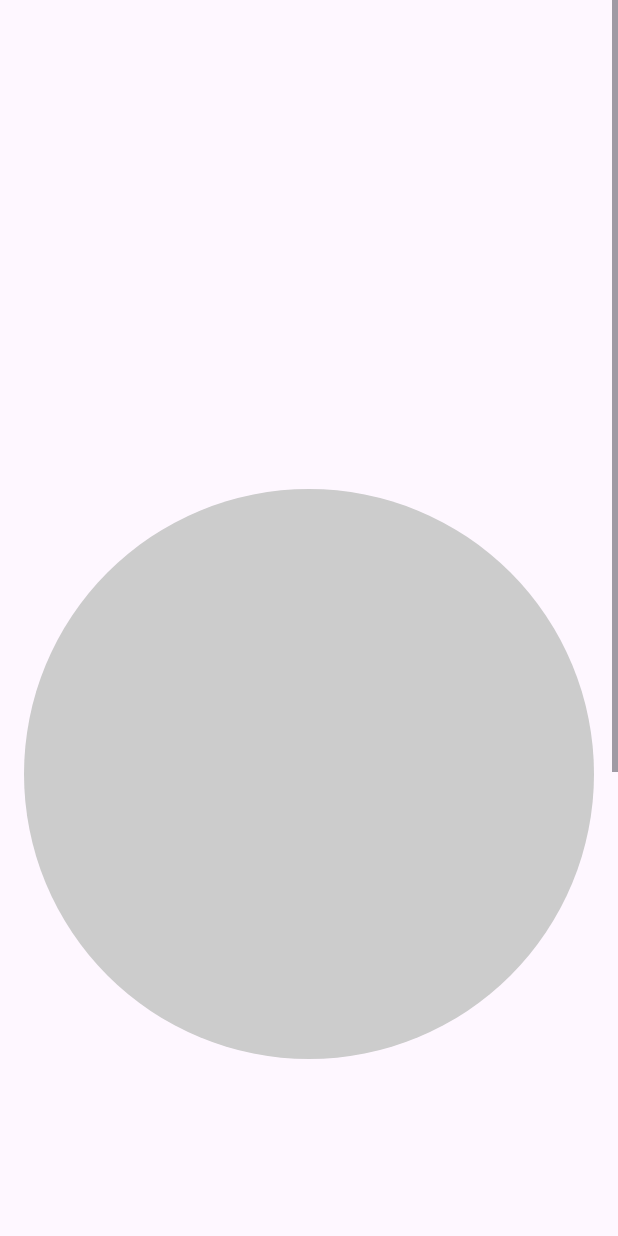
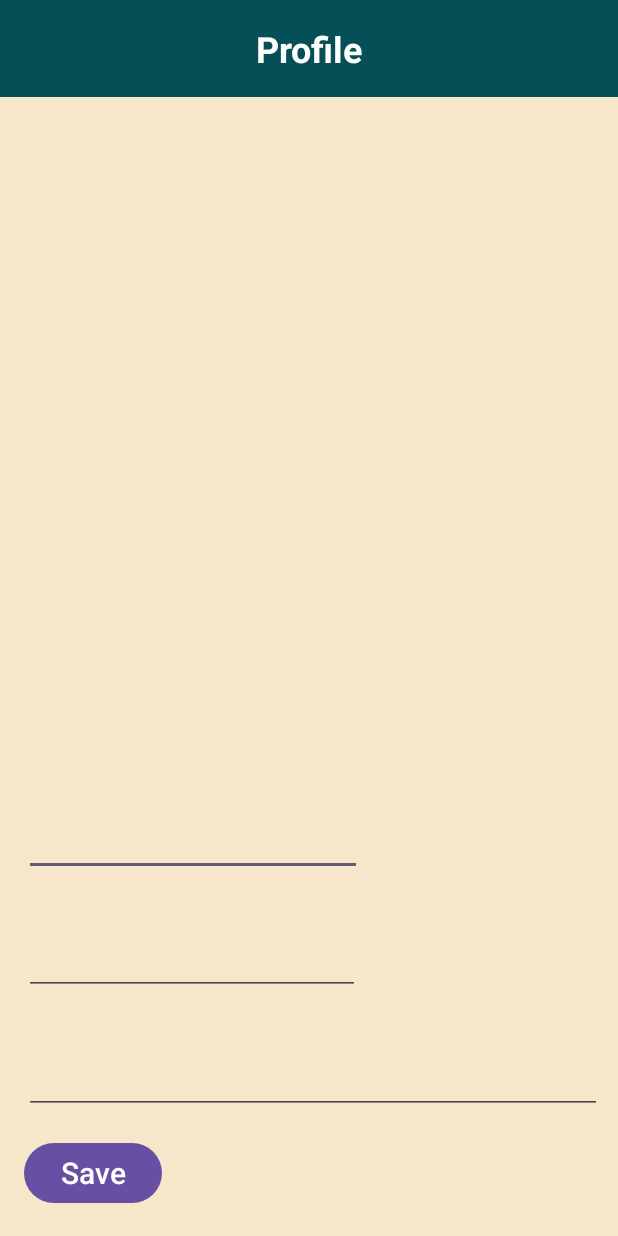
Before and after one commit to CMPUT301W24T10/QR_CHECK_IN, an Android app: the fragment EditProfileFragment shown on its own in the app's theme, on a phone screen of 412 x 824 dp. Run offline under Robolectric (Android 15) with nearby library versions, the light colour scheme and no system bars; our stand-ins replace Firebase (no records; nobody signed in at launch, a user with empty details on screens opened directly); pictures from the network do not load.

Commit message:
Re- integrating the following user stories: US 02.05.01 where the profile picture is generated from a users name.Also allowing user to edit profile

```diff
--- a/code/app/src/main/java/com/example/qr_check_in/StartupFragments/EditProfileFragment.java
+++ b/code/app/src/main/java/com/example/qr_check_in/StartupFragments/EditProfileFragment.java
@@ -1,59 +1,103 @@
-
 package com.example.qr_check_in.StartupFragments;
 
 import android.os.Bundle;
+import android.provider.Settings;
+import android.util.Log;
 import android.view.LayoutInflater;
 import android.view.View;
 import android.view.ViewGroup;
 import android.widget.Button;
 import android.widget.EditText;
+import android.widget.ImageView;
 import android.widget.Toast;
 import androidx.annotation.NonNull;
 import androidx.fragment.app.Fragment;
+
+import com.example.qr_check_in.ProfileImageGenerator;
 import com.example.qr_check_in.R;
+import com.google.firebase.firestore.DocumentSnapshot;
+import com.google.firebase.firestore.FirebaseFirestore;
+import com.google.firebase.firestore.SetOptions;
+
+import java.util.HashMap;
+import java.util.Map;
+import com.bumptech.glide.Glide;
 
 /**
  * This class represents the Edit Profile Fragment in the QR Check-In application.
- * It allows users to edit their profile information.
- * Outstanding issues: Firebase integration is not implemented
+ @@ -30,102 +19,52 @@
  */
 public class EditProfileFragment extends Fragment {
 
-    private EditText editTextName;
-    private EditText editTextPhone;
-    private EditText editTextEmail;
+    private EditText editTextName, editTextPhone, editTextEmail;
     private Button buttonSave;
+    private ImageView imageViewProfile;
 
-    public View onCreateView(@NonNull LayoutInflater inflater,
-                             ViewGroup container, Bundle savedInstanceState) {
+    private FirebaseFirestore db;
+    private ProfileImageGenerator profileImageGenerator;
+
+    @Override
+    public View onCreateView(@NonNull LayoutInflater inflater, ViewGroup container, Bundle savedInstanceState) {
         View root = inflater.inflate(R.layout.fragment_edit_profile, container, false);
+
+        db = FirebaseFirestore.getInstance();
+        profileImageGenerator = new ProfileImageGenerator(getContext());
 
         editTextName = root.findViewById(R.id.editTextName);
         editTextPhone = root.findViewById(R.id.editTextPhone);
         editTextEmail = root.findViewById(R.id.editTextEmail);
         buttonSave = root.findViewById(R.id.buttonSave);
+        imageViewProfile = root.findViewById(R.id.imageViewProfile);
 
-        // Handle save button click
         buttonSave.setOnClickListener(v -> saveProfile());
-
-        // Load existing user profile data
         loadUserProfile();
 
         return root;
     }
 
     private void loadUserProfile() {
-        // Load profile data from your data source (e.g., Firebase)
-        // For demonstration, I'm assuming some hardcoded data here
-        String name = "John Doe";
-        String phone = "1234567890";
-        String email = "johndoe@example.com";
+        String deviceId = Settings.Secure.getString(requireActivity().getContentResolver(), Settings.Secure.ANDROID_ID);
 
-        // Set the loaded profile data to EditText fields
-        editTextName.setText(name);
-        editTextPhone.setText(phone);
-        editTextEmail.setText(email);
+        db.collection("users").document(deviceId).get()
+                .addOnSuccessListener(documentSnapshot -> {
+                    if (documentSnapshot.exists()) {
+                        String name = documentSnapshot.getString("Name");
+                        String phone = documentSnapshot.getString("Phone");
+                        String email = documentSnapshot.getString("Email");
+                        String profileImageURL = documentSnapshot.getString("profileImageURL");
+
+                        editTextName.setText(name);
+                        editTextPhone.setText(phone != null ? phone : "");
+                        editTextEmail.setText(email != null ? email : "");
+
+                        if (profileImageURL == null || profileImageURL.isEmpty()) {
+                            if (name != null && !name.isEmpty()) {
+                                // Now using ProfileImageGenerator to get the URL
+                                profileImageURL = profileImageGenerator.generateImageUrlFromName(name);
+                                // Immediately update Firestore with the new URL and defaultProfileImage
+                                Map<String, Object> userData = new HashMap<>();
+                                userData.put("defaultProfileImage", profileImageURL);
+                                String ProfileImageURL = profileImageURL;
+                                db.collection("users").document(deviceId)
+                                        .set(userData, SetOptions.merge())
+                                        .addOnSuccessListener(aVoid -> {
+                                            // Update imageViewProfile using Glide
+                                            Glide.with(requireContext()).load(ProfileImageURL).into(imageViewProfile);
+                                        })
+                                        .addOnFailureListener(e -> Log.e("EditProfileFragment", "Error updating document", e));
+                            }
+                        } else {
+                            // Update imageViewProfile using Glide
+                            Glide.with(requireContext()).load(profileImageURL).into(imageViewProfile);
+                        }
+                    } else {
+                        Toast.makeText(getContext(), "User details not found.", Toast.LENGTH_SHORT).show();
+                    }
+                })
+                .addOnFailureListener(e -> Toast.makeText(getContext(), "Failed to fetch user details: " + e.getMessage(), Toast.LENGTH_SHORT).show());
     }
+
+
 
     private void saveProfile() {
         // Get the edited profile information
@@ -61,10 +105,26 @@ public class EditProfileFragment extends Fragment {
         String phone = editTextPhone.getText().toString().trim();
         String email = editTextEmail.getText().toString().trim();
 
-        // Validate the edited information if needed
+        // Create a data object to update the document
+        Map<String, Object> userData = new HashMap<>();
+        userData.put("Name", name);
+        userData.put("Phone", phone);
+        userData.put("Email", email);
 
-        // Display the edited profile information
-        String message = "Name: " + name + "\nPhone: " + phone + "\nEmail: " + email;
-        Toast.makeText(getContext(), message, Toast.LENGTH_SHORT).show();
+        // Get the current device ID
+        String deviceId = Settings.Secure.getString(requireActivity().getContentResolver(), Settings.Secure.ANDROID_ID);
+
+        // Update the document in Firestore
+        db.collection("users").document(deviceId)
+                .set(userData, SetOptions.merge())
+                .addOnSuccessListener(aVoid -> {
+                    // Document updated successfully
+                    Toast.makeText(getContext(), "Profile updated successfully", Toast.LENGTH_SHORT).show();
+                })
+                .addOnFailureListener(e -> {
+                    // Error occurred while updating document
+                    Toast.makeText(getContext(), "Failed to update profile: " + e.getMessage(), Toast.LENGTH_SHORT).show();
+                });
     }
+
 }
--- a/code/app/src/main/res/layout/fragment_edit_profile.xml
+++ b/code/app/src/main/res/layout/fragment_edit_profile.xml
@@ -1,65 +1,70 @@
-<?xml version="1.0" encoding="utf-8"?>
-<ScrollView xmlns:android="http://schemas.android.com/apk/res/android"
+<RelativeLayout xmlns:android="http://schemas.android.com/apk/res/android"
+    xmlns:app="http://schemas.android.com/apk/res-auto"
+    xmlns:tools="http://schemas.android.com/tools"
     android:layout_width="match_parent"
-    android:layout_height="match_parent">
+    android:layout_height="match_parent"
+    tools:context=".StartupFragments.EditProfileFragment"
+    android:background="@color/background">
 
-    <RelativeLayout
+    <!-- Header -->
+    <TextView
+        android:id="@+id/headerTextView"
+        style="@style/headerViewStyle"
         android:layout_width="match_parent"
         android:layout_height="wrap_content"
-        android:padding="16dp">
+        android:gravity="center"
+        android:padding="16dp"
+        android:text="Profile"
+        android:textColor="@android:color/white"
+        android:textSize="24sp"
+        android:textStyle="bold" />
 
-        <!-- Profile Picture -->
     <ImageView
         android:id="@+id/imageViewProfile"
-            android:layout_width="wrap_content"
-            android:layout_height="wrap_content"
-            android:src="@drawable/default_profile_image"
-            android:layout_centerHorizontal="true"/>
+        android:layout_width="500dp"
+        android:layout_height="400dp"
+        android:layout_alignParentTop="true"
+        android:layout_centerHorizontal="true"
+        android:layout_marginLeft="16dp"
+        android:layout_marginTop="98dp" />
 
-        <!-- Name -->
     <EditText
         android:id="@+id/editTextName"
-            android:layout_width="wrap_content"
-            android:layout_height="wrap_content"
-            android:hint="Name"
-            android:textSize="28sp"
-            android:inputType="text"
-            android:layout_below="@id/imageViewProfile"
-            android:layout_marginTop="16dp"
-            android:layout_alignParentStart="true"/>
+        android:layout_width="225dp"
+        android:layout_height="56dp"
+        android:layout_below="@+id/imageViewProfile"
+        android:layout_marginTop="30dp"
+        android:layout_marginLeft="16dp"
+        android:inputType="textPersonName"
+        android:textSize="32sp" />
 
-        <!-- Phone -->
     <EditText
         android:id="@+id/editTextPhone"
-            android:layout_width="wrap_content"
+        android:layout_width="224dp"
         android:layout_height="wrap_content"
-            android:hint="Phone"
-            android:textSize="28sp"
+        android:layout_below="@+id/editTextName"
+        android:layout_marginTop="15dp"
+        android:layout_marginLeft="16dp"
         android:inputType="phone"
-            android:layout_below="@id/editTextName"
-            android:layout_marginTop="16dp"
-            android:layout_alignParentStart="true"/>
+        android:textSize="32sp" />
 
-        <!-- Email -->
     <EditText
         android:id="@+id/editTextEmail"
-            android:layout_width="wrap_content"
+        android:layout_width="385dp"
         android:layout_height="wrap_content"
-            android:hint="Email"
-            android:textSize="28sp"
+        android:layout_below="@+id/editTextPhone"
+        android:layout_marginTop="15dp"
+        android:layout_marginLeft="16dp"
         android:inputType="textEmailAddress"
-            android:layout_below="@id/editTextPhone"
-            android:layout_marginTop="16dp"
-            android:layout_alignParentStart="true"/>
+        android:textSize="32sp" />
 
-        <!-- Save Button -->
     <Button
         android:id="@+id/buttonSave"
         android:layout_width="wrap_content"
         android:layout_height="wrap_content"
-            android:text="Save"
-            android:layout_below="@id/editTextEmail"
-            android:layout_marginTop="16dp"
-            android:layout_alignParentStart="true"/>
+        android:layout_below="@+id/editTextEmail"
+        android:layout_marginTop="15dp"
+        android:layout_marginLeft="16dp"
+        android:text="@string/save_button_text"
+        android:textSize="20sp" />
 </RelativeLayout>
-</ScrollView>
--- a/code/app/src/main/res/values/strings.xml
+++ b/code/app/src/main/res/values/strings.xml
@@ -63,5 +63,6 @@
     <string name="Announcements" />
     <string name="announcements">Announcements</string>
     <string name="events">Events\n</string>
+    <string name="save_button_text">Save</string>
 
 </resources>
```
Also changed, not shown: code/app/src/main/java/com/example/qr_check_in/ProfileImageGenerator.java (added, +98 -0 lines). Lines whose indentation alone changed are shown as unchanged.
